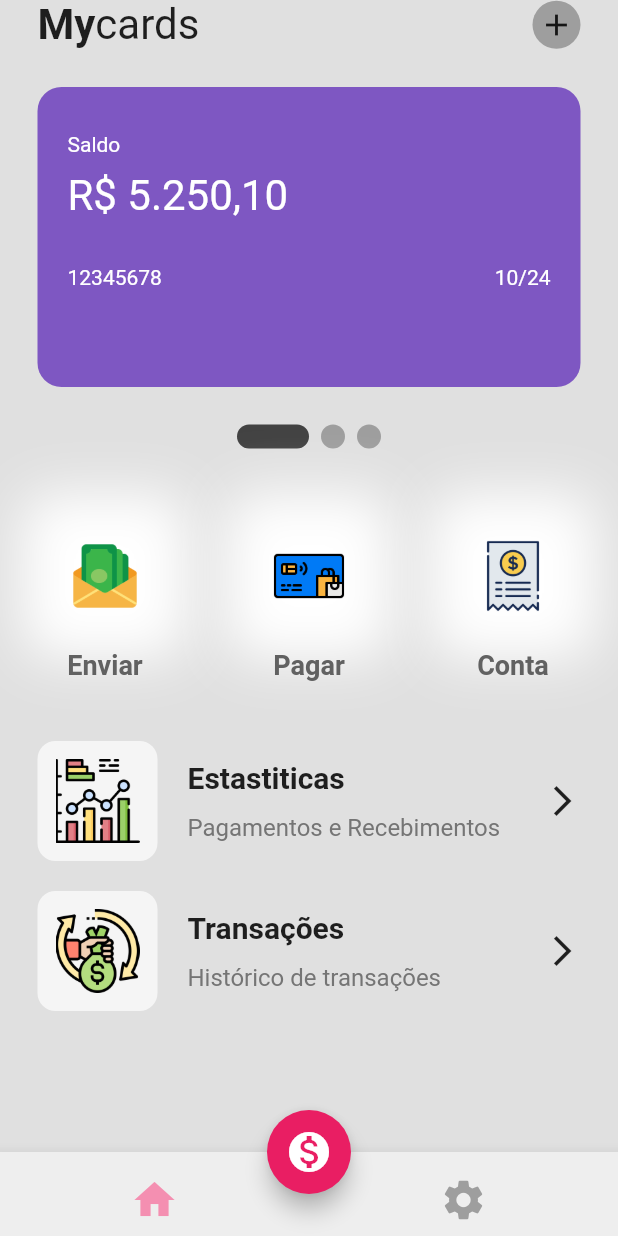
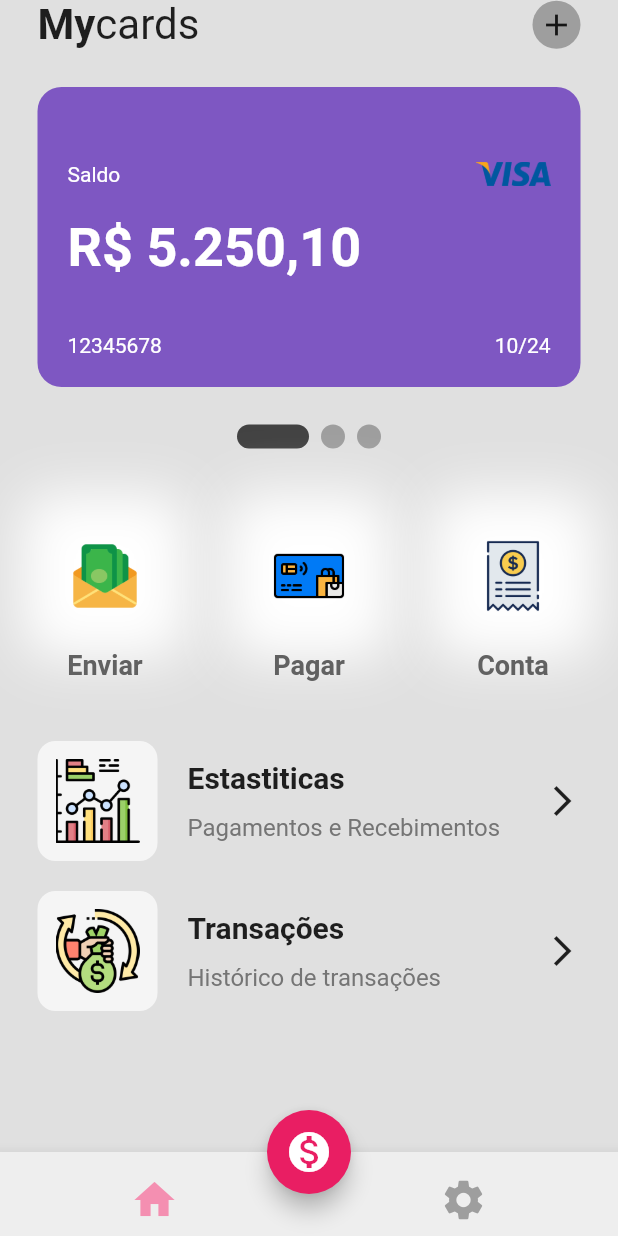
Before and after one commit to leandrorochaadm/app_wallet, a Flutter app: the screen it shows after launch, on a phone screen of 412 x 824 dp. Run offline on Flutter 3.47's test engine with Material 2 defaults, Android fonts, the phone set to English and light mode, and no system bars; drawn by our look-alikes of smooth_page_indicator.

Commit message:
MyCard: icon band card

```diff
--- a/lib/widgets/my_card.dart
+++ b/lib/widgets/my_card.dart
@@ -29,13 +29,25 @@ class MyCard extends StatelessWidget {
           color: color,
           borderRadius: BorderRadius.circular(16),
         ),
-        child: Column(crossAxisAlignment: CrossAxisAlignment.start, children: [
+        child: Column(
+            crossAxisAlignment: CrossAxisAlignment.start,
+            mainAxisAlignment: MainAxisAlignment.spaceBetween,
+            children: [
               const SizedBox(height: 10),
+              Row(
+                mainAxisAlignment: MainAxisAlignment.spaceBetween,
+                children: [
                   const Text('Saldo', style: TextStyle(color: Colors.white)),
-          const SizedBox(height: 10),
+                  Image.asset('lib/icons/visa.png', height: 50, width: 50),
+                ],
+              ),
               Text(
                 moneyFormat.format(balance),
-            style: const TextStyle(color: Colors.white, fontSize: 28),
+                style: const TextStyle(
+                  color: Colors.white,
+                  fontSize: 36,
+                  fontWeight: FontWeight.bold,
+                ),
               ),
               const SizedBox(height: 30),
               Row(
```
Also changed, not shown: lib/icons/visa.png (added). Lines whose indentation alone changed are shown as unchanged.
